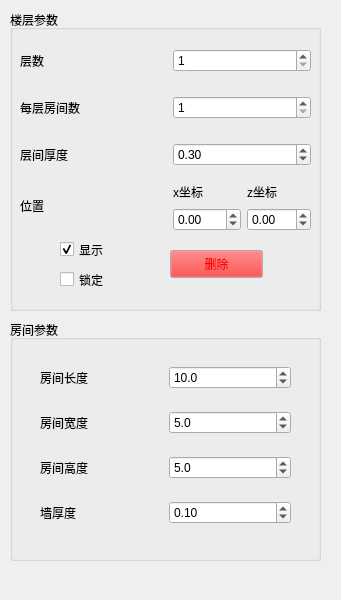
Above: UI/ui_building_control.ui from Antonovvv/Y-Fi before the change. Below: the same form after it.
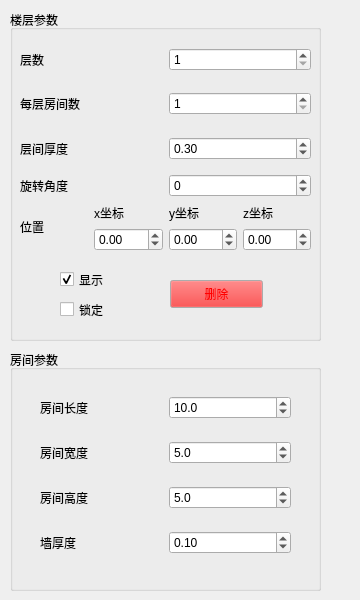
That is the form after the change.

Commit message: 优化building自定义，新增y方向及旋转

```diff
--- a/UI/ui_building_control.ui
+++ b/UI/ui_building_control.ui
@@ -6,7 +6,7 @@
    <rect>
     <x>0</x>
     <y>0</y>
-    <width>341</width>
+    <width>360</width>
     <height>600</height>
    </rect>
   </property>
@@ -25,7 +25,7 @@
      <x>10</x>
      <y>10</y>
      <width>311</width>
-     <height>301</height>
+     <height>331</height>
     </rect>
    </property>
    <property name="title">
@@ -37,42 +37,11 @@
       <x>10</x>
       <y>30</y>
       <width>291</width>
-      <height>191</height>
+      <height>211</height>
      </rect>
     </property>
     <layout class="QGridLayout" name="gridLayout">
-     <item row="7" column="4">
-      <widget class="QDoubleSpinBox" name="spin_z">
-       <property name="minimum">
-        <double>-99.989999999999995</double>
-       </property>
-       <property name="singleStep">
-        <double>0.100000000000000</double>
-       </property>
-      </widget>
-     </item>
-     <item row="6" column="3">
-      <widget class="QLabel" name="label_2">
-       <property name="text">
-        <string>x坐标</string>
-       </property>
-      </widget>
-     </item>
-     <item row="6" column="0" rowspan="2" colspan="2">
-      <widget class="QLabel" name="label">
-       <property name="text">
-        <string>位置</string>
-       </property>
-      </widget>
-     </item>
-     <item row="6" column="4">
-      <widget class="QLabel" name="label_3">
-       <property name="text">
-        <string>z坐标</string>
-       </property>
-      </widget>
-     </item>
-     <item row="7" column="3">
+     <item row="8" column="1">
       <widget class="QDoubleSpinBox" name="spin_x">
        <property name="minimum">
         <double>-100.000000000000000</double>
@@ -82,23 +51,43 @@
        </property>
       </widget>
      </item>
-     <item row="0" column="2" rowspan="8">
-      <spacer name="verticalSpacer">
-       <property name="orientation">
-        <enum>Qt::Vertical</enum>
+     <item row="6" column="2" colspan="2">
+      <widget class="QSpinBox" name="spin_rotate">
+       <property name="minimum">
+        <number>-180</number>
        </property>
-       <property name="sizeHint" stdset="0">
-        <size>
-         <width>20</width>
-         <height>40</height>
-        </size>
+       <property name="maximum">
+        <number>180</number>
        </property>
-      </spacer>
+      </widget>
      </item>
-     <item row="0" column="0" rowspan="2" colspan="2">
-      <widget class="QLabel" name="label_floors">
-       <property name="text">
-        <string>层数</string>
+     <item row="8" column="3">
+      <widget class="QDoubleSpinBox" name="spin_z">
+       <property name="minimum">
+        <double>-100.000000000000000</double>
+       </property>
+       <property name="singleStep">
+        <double>0.100000000000000</double>
+       </property>
+      </widget>
+     </item>
+     <item row="2" column="2" rowspan="2" colspan="2">
+      <widget class="QSpinBox" name="spin_rooms">
+       <property name="minimum">
+        <number>1</number>
+       </property>
+       <property name="maximum">
+        <number>20</number>
+       </property>
+      </widget>
+     </item>
+     <item row="0" column="2" rowspan="2" colspan="2">
+      <widget class="QSpinBox" name="spin_floors">
+       <property name="accelerated">
+        <bool>false</bool>
+       </property>
+       <property name="minimum">
+        <number>1</number>
        </property>
       </widget>
      </item>
@@ -109,14 +98,38 @@
        </property>
       </widget>
      </item>
-     <item row="2" column="0" rowspan="2" colspan="2">
-      <widget class="QLabel" name="label_rooms">
+     <item row="8" column="2">
+      <widget class="QDoubleSpinBox" name="spin_y">
+       <property name="minimum">
+        <double>-100.000000000000000</double>
+       </property>
+       <property name="singleStep">
+        <double>0.100000000000000</double>
+       </property>
+      </widget>
+     </item>
+     <item row="6" column="0" colspan="2">
+      <widget class="QLabel" name="label_5">
        <property name="text">
-        <string>每层房间数</string>
+        <string>旋转角度</string>
        </property>
       </widget>
      </item>
-     <item row="4" column="3" rowspan="2" colspan="2">
+     <item row="7" column="0" rowspan="2">
+      <widget class="QLabel" name="label">
+       <property name="text">
+        <string>位置     </string>
+       </property>
+      </widget>
+     </item>
+     <item row="7" column="3">
+      <widget class="QLabel" name="label_3">
+       <property name="text">
+        <string>z坐标</string>
+       </property>
+      </widget>
+     </item>
+     <item row="4" column="2" rowspan="2" colspan="2">
       <widget class="QDoubleSpinBox" name="spin_floor_thickness">
        <property name="minimum">
         <double>0.100000000000000</double>
@@ -132,23 +145,31 @@
        </property>
       </widget>
      </item>
-     <item row="2" column="3" rowspan="2" colspan="2">
-      <widget class="QSpinBox" name="spin_rooms">
-       <property name="minimum">
-        <number>1</number>
+     <item row="7" column="2">
+      <widget class="QLabel" name="label_4">
+       <property name="text">
+        <string>y坐标</string>
        </property>
-       <property name="maximum">
-        <number>20</number>
+      </widget>
+     </item>
+     <item row="2" column="0" rowspan="2" colspan="2">
+      <widget class="QLabel" name="label_rooms">
+       <property name="text">
+        <string>每层房间数</string>
        </property>
       </widget>
      </item>
-     <item row="0" column="3" rowspan="2" colspan="2">
-      <widget class="QSpinBox" name="spin_floors">
-       <property name="accelerated">
-        <bool>false</bool>
+     <item row="7" column="1">
+      <widget class="QLabel" name="label_2">
+       <property name="text">
+        <string>x坐标</string>
        </property>
-       <property name="minimum">
-        <number>1</number>
+      </widget>
+     </item>
+     <item row="0" column="0" rowspan="2" colspan="2">
+      <widget class="QLabel" name="label_floors">
+       <property name="text">
+        <string>层数</string>
        </property>
       </widget>
      </item>
@@ -158,7 +179,7 @@
     <property name="geometry">
      <rect>
       <x>50</x>
-      <y>230</y>
+      <y>260</y>
       <width>91</width>
       <height>19</height>
      </rect>
@@ -174,7 +195,7 @@
     <property name="geometry">
      <rect>
       <x>50</x>
-      <y>260</y>
+      <y>290</y>
       <width>91</width>
       <height>19</height>
      </rect>
@@ -187,7 +208,7 @@
     <property name="geometry">
      <rect>
       <x>160</x>
-      <y>240</y>
+      <y>270</y>
       <width>93</width>
       <height>28</height>
      </rect>
@@ -292,7 +313,7 @@
    <property name="geometry">
     <rect>
      <x>10</x>
-     <y>320</y>
+     <y>350</y>
      <width>311</width>
      <height>241</height>
     </rect>
```
The commit also changes 8 other files.
